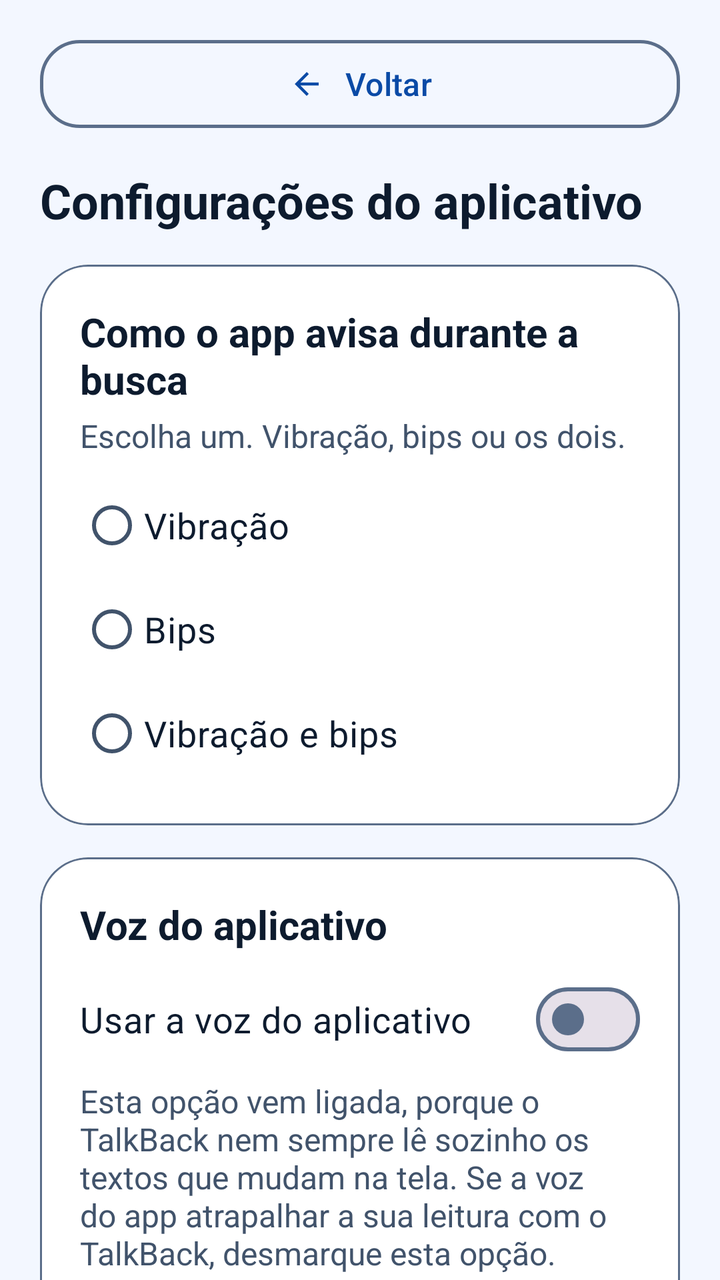
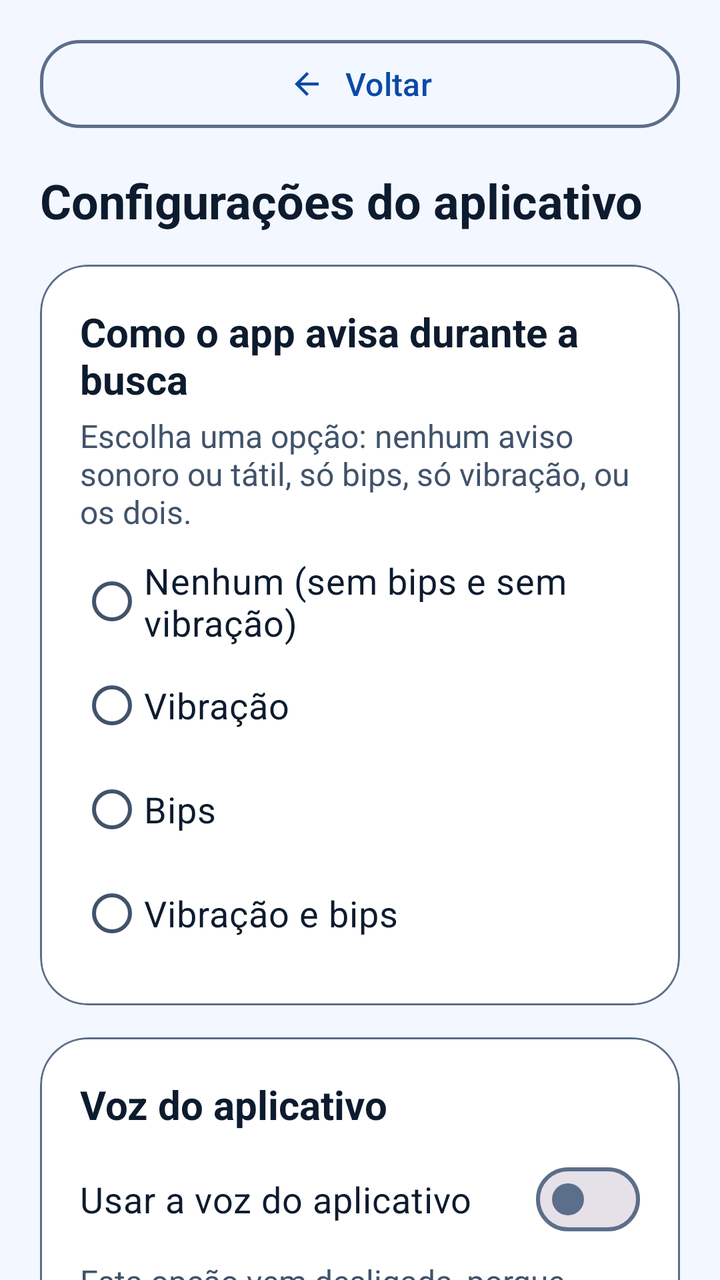

Before-and-after screenshots of an Android layout around one commit, followed by the original layout XML and the change that was made.
<!-- AndroidManifest.xml: application theme Theme.LeitorQR -->
<!-- res/layout/activity_configuracoes.xml -->
<?xml version="1.0" encoding="utf-8"?>
<androidx.core.widget.NestedScrollView xmlns:android="http://schemas.android.com/apk/res/android"
    xmlns:app="http://schemas.android.com/apk/res-auto"
    android:layout_width="match_parent"
    android:layout_height="match_parent"
    android:fillViewport="true"
    android:focusable="false">

    <LinearLayout
        android:layout_width="match_parent"
        android:layout_height="wrap_content"
        android:focusable="false"
        android:orientation="vertical"
        android:paddingStart="20dp"
        android:paddingTop="16dp"
        android:paddingEnd="20dp"
        android:paddingBottom="24dp">

        
        <com.google.android.material.button.MaterialButton
            android:id="@+id/botaoVoltar"
            style="@style/Botao.Contorno"
            android:layout_width="match_parent"
            android:layout_height="wrap_content"
            android:layout_marginBottom="16dp"
            android:text="@string/botao_voltar"
            app:icon="@drawable/ic_voltar" />

        <TextView android:focusable="true"
            android:id="@+id/textoTituloConfiguracoes"
            style="@style/Texto.Titulo"
            android:layout_width="match_parent"
            android:layout_height="wrap_content"
            android:layout_marginBottom="16dp"
            android:text="@string/titulo_configuracoes" />

        
        <com.google.android.material.card.MaterialCardView
            style="@style/Cartao"
            android:layout_width="match_parent"
            android:layout_height="wrap_content"
            android:layout_marginBottom="16dp">

            <LinearLayout
                android:layout_width="match_parent"
                android:layout_height="wrap_content"
                android:focusable="false"
                android:orientation="vertical"
                android:padding="20dp">

                <TextView android:focusable="true"
                    android:id="@+id/tituloFeedback"
                    style="@style/Texto.Titulo"
                    android:layout_width="match_parent"
                    android:layout_height="wrap_content"
                    android:text="@string/config_secao_feedback"
                    android:textSize="20sp" />

                <TextView android:focusable="true"
                    style="@style/Texto.Apoio"
                    android:layout_width="match_parent"
                    android:layout_height="wrap_content"
                    android:layout_marginTop="4dp"
                    android:text="@string/config_feedback_dica" />

                <RadioGroup
                    android:id="@+id/grupoFeedback"
                    android:layout_width="match_parent"
                    android:layout_height="wrap_content"
                    android:layout_marginTop="8dp"
                    android:orientation="vertical">

                    <com.google.android.material.radiobutton.MaterialRadioButton
                        android:id="@+id/radioVibracao"
                        android:layout_width="match_parent"
                        android:layout_height="52dp"
                        android:text="@string/config_feedback_vibracao"
                        android:textColor="@color/texto"
                        android:textSize="18sp" />

                    <com.google.android.material.radiobutton.MaterialRadioButton
                        android:id="@+id/radioBips"
                        android:layout_width="match_parent"
                        android:layout_height="52dp"
                        android:text="@string/config_feedback_bips"
                        android:textColor="@color/texto"
                        android:textSize="18sp" />

                    <com.google.android.material.radiobutton.MaterialRadioButton
                        android:id="@+id/radioAmbos"
                        android:layout_width="match_parent"
                        android:layout_height="52dp"
                        android:text="@string/config_feedback_ambos"
                        android:textColor="@color/texto"
                        android:textSize="18sp" />
                </RadioGroup>
            </LinearLayout>
        </com.google.android.material.card.MaterialCardView>

        
        <com.google.android.material.card.MaterialCardView
            style="@style/Cartao"
            android:layout_width="match_parent"
            android:layout_height="wrap_content"
            android:layout_marginBottom="16dp">

            <LinearLayout
                android:layout_width="match_parent"
                android:layout_height="wrap_content"
                android:focusable="false"
                android:orientation="vertical"
                android:padding="20dp">

                <TextView android:focusable="true"
                    android:id="@+id/tituloVoz"
                    style="@style/Texto.Titulo"
                    android:layout_width="match_parent"
                    android:layout_height="wrap_content"
                    android:text="@string/config_secao_voz"
                    android:textSize="20sp" />

                <com.google.android.material.materialswitch.MaterialSwitch
                    android:id="@+id/switchVoz"
                    android:layout_width="match_parent"
                    android:layout_height="wrap_content"
                    android:layout_marginTop="8dp"
                    android:minHeight="52dp"
                    android:text="@string/config_voz_titulo"
                    android:textColor="@color/texto"
                    android:textSize="18sp" />

                <TextView android:focusable="true"
                    style="@style/Texto.Apoio"
                    android:layout_width="match_parent"
                    android:layout_height="wrap_content"
                    android:layout_marginTop="4dp"
                    android:text="@string/config_voz_explicacao" />

                <TextView android:focusable="true"
                    android:id="@+id/textoTalkback"
                    style="@style/Texto.Corpo"
                    android:layout_width="match_parent"
                    android:layout_height="wrap_content"
                    android:layout_marginTop="12dp"
                    android:textStyle="bold" />

                <TextView android:focusable="true"
                    style="@style/Texto.Corpo"
                    android:layout_width="match_parent"
                    android:layout_height="wrap_content"
                    android:layout_marginTop="12dp"
                    android:text="@string/config_voz_depois_leitura" />
            </LinearLayout>
        </com.google.android.material.card.MaterialCardView>

        
        <com.google.android.material.card.MaterialCardView
            style="@style/Cartao"
            android:layout_width="match_parent"
            android:layout_height="wrap_content"
            android:layout_marginBottom="16dp">

            <LinearLayout
                android:layout_width="match_parent"
                android:layout_height="wrap_content"
                android:focusable="false"
                android:orientation="vertical"
                android:padding="20dp">

                <TextView android:focusable="true"
                    android:id="@+id/tituloPermissoes"
                    style="@style/Texto.Titulo"
                    android:layout_width="match_parent"
                    android:layout_height="wrap_content"
                    android:text="@string/config_secao_permissoes"
                    android:textSize="20sp" />

                <TextView android:focusable="true"
                    style="@style/Texto.Apoio"
                    android:layout_width="match_parent"
                    android:layout_height="wrap_content"
                    android:layout_marginTop="4dp"
                    android:text="@string/config_permissoes_explicacao" />

                <TextView android:focusable="true"
                    android:id="@+id/textoCamera"
                    style="@style/Texto.Corpo"
                    android:layout_width="match_parent"
                    android:layout_height="wrap_content"
                    android:layout_marginTop="12dp"
                    android:textStyle="bold" />

                <com.google.android.material.button.MaterialButton
                    android:id="@+id/botaoCameraPermissao"
                    style="@style/Botao.Principal"
                    android:layout_width="match_parent"
                    android:layout_height="wrap_content"
                    android:layout_marginTop="8dp"
                    app:icon="@drawable/ic_camera" />
            </LinearLayout>
        </com.google.android.material.card.MaterialCardView>

        
        <com.google.android.material.card.MaterialCardView
            style="@style/Cartao"
            android:layout_width="match_parent"
            android:layout_height="wrap_content"
            android:layout_marginBottom="16dp">

            <LinearLayout
                android:layout_width="match_parent"
                android:layout_height="wrap_content"
                android:focusable="false"
                android:orientation="vertical"
                android:padding="20dp">

                <TextView android:focusable="true"
                    android:id="@+id/tituloAjuda"
                    style="@style/Texto.Titulo"
                    android:layout_width="match_parent"
                    android:layout_height="wrap_content"
                    android:text="@string/config_secao_ajuda"
                    android:textSize="20sp" />

                <com.google.android.material.button.MaterialButton
                    android:id="@+id/botaoPolitica"
                    style="@style/Botao.Secundario"
                    android:layout_width="match_parent"
                    android:layout_height="wrap_content"
                    android:layout_marginTop="8dp"
                    android:text="@string/config_botao_politica"
                    app:icon="@drawable/ic_escudo" />

                <com.google.android.material.button.MaterialButton
                    android:id="@+id/botaoFeedback"
                    style="@style/Botao.Principal"
                    android:layout_width="match_parent"
                    android:layout_height="wrap_content"
                    android:layout_marginTop="8dp"
                    android:text="@string/config_botao_feedback"
                    app:icon="@drawable/ic_email" />
            </LinearLayout>
        </com.google.android.material.card.MaterialCardView>
    </LinearLayout>
</androidx.core.widget.NestedScrollView>
<!-- resources referenced by this layout -->
<resources>
  <color name="texto">#0D1B2E</color>
  <string name="botao_voltar">Voltar</string>
  <string name="config_botao_feedback">Enviar feedback por e-mail</string>
  <string name="config_botao_politica">Política de privacidade e termos de uso</string>
  <string name="config_feedback_ambos">Vibração e bips</string>
  <string name="config_feedback_bips">Bips</string>
  <string name="config_feedback_dica">Escolha um. Vibração, bips ou os dois.</string>
  <string name="config_feedback_vibracao">Vibração</string>
  <string name="config_permissoes_explicacao">Se você negou alguma permissão e ela não está funcionando, toque no botão para liberar de novo.</string>
  <string name="config_secao_ajuda">Privacidade e contato</string>
  <string name="config_secao_feedback">Como o app avisa durante a busca</string>
  <string name="config_secao_permissoes">Permissões</string>
  <string name="config_secao_voz">Voz do aplicativo</string>
  <string name="config_voz_depois_leitura">Depois de ler o QR code, se quiser ouvir a tela com o leitor de tela, ligue o TalkBack manualmente nas configurações de acessibilidade do celular. O aplicativo não liga o leitor sozinho.</string>
  <string name="config_voz_explicacao">Esta opção vem ligada, porque o TalkBack nem sempre lê sozinho os textos que mudam na tela. Se a voz do app atrapalhar a sua leitura com o TalkBack, desmarque esta opção.</string>
  <string name="config_voz_titulo">Usar a voz do aplicativo</string>
  <string name="titulo_configuracoes">Configurações do aplicativo</string>
  <style name="Botao.Principal" parent="Widget.Material3.Button">
          <item name="android:minHeight">52dp</item>
          <item name="android:textSize">16sp</item>
          <item name="android:textStyle">bold</item>
          <item name="cornerRadius">20dp</item>
          <item name="iconGravity">textStart</item>
          <item name="iconPadding">10dp</item>
      </style>
  <style name="Botao.Secundario" parent="Widget.Material3.Button.TonalButton">
          <item name="android:minHeight">52dp</item>
          <item name="android:textSize">16sp</item>
          <item name="cornerRadius">20dp</item>
          <item name="iconGravity">textStart</item>
          <item name="iconPadding">10dp</item>
      </style>
  <style name="Cartao" parent="Widget.Material3.CardView.Filled">
          <item name="cardBackgroundColor">@color/superficie</item>
          <item name="cardCornerRadius">24dp</item>
          <item name="cardElevation">0dp</item>
          <item name="strokeColor">@color/contorno</item>
          <item name="strokeWidth">1dp</item>
      </style>
  <style name="Texto.Apoio" parent="">
          <item name="android:textColor">@color/texto_secundario</item>
          <item name="android:textSize">16sp</item>
      </style>
  <style name="Texto.Corpo" parent="">
          <item name="android:textColor">@color/texto</item>
          <item name="android:textSize">18sp</item>
          <item name="android:lineSpacingExtra">4dp</item>
      </style>
  <style name="Texto.Titulo" parent="">
          <item name="android:textColor">@color/texto</item>
          <item name="android:textSize">24sp</item>
          <item name="android:textStyle">bold</item>
      </style>
  <color name="contorno">#5B6E8A</color>
  <color name="superficie">#FFFFFF</color>
  <color name="texto_secundario">#41536B</color>
  <color name="azul_principal">#0A4AA6</color>
  <color name="sobre_azul_principal">#FFFFFF</color>
  <color name="azul_container">#DCE8FF</color>
  <color name="sobre_azul_container">#0B2F66</color>
  <color name="erro">#B3261E</color>
  <color name="sobre_erro">#FFFFFF</color>
  <color name="fundo">#F3F7FF</color>
  <style name="Forma.Arredondada" parent="">
          <item name="cornerFamily">rounded</item>
          <item name="cornerSize">20dp</item>
      </style>
  <!-- unchanged entries left out for length: 6 -->
</resources>

<!-- the commit's change to res/layout/activity_configuracoes.xml (unified diff, before → after) -->
@@ -71,6 +71,14 @@
                     android:orientation="vertical">
 
                     <com.google.android.material.radiobutton.MaterialRadioButton
+                        android:id="@+id/radioNenhum"
+                        android:layout_width="match_parent"
+                        android:layout_height="52dp"
+                        android:text="@string/config_feedback_nenhum"
+                        android:textColor="@color/texto"
+                        android:textSize="18sp" />
+
+                    <com.google.android.material.radiobutton.MaterialRadioButton
                         android:id="@+id/radioVibracao"
                         android:layout_width="match_parent"
                         android:layout_height="52dp"
<!-- resource entries referenced after the edit -->
@@ -6,7 +6,8 @@
   <string name="config_botao_politica">Política de privacidade e termos de uso</string>
   <string name="config_feedback_ambos">Vibração e bips</string>
   <string name="config_feedback_bips">Bips</string>
-  <string name="config_feedback_dica">Escolha um. Vibração, bips ou os dois.</string>
+  <string name="config_feedback_dica">Escolha uma opção: nenhum aviso sonoro ou tátil, só bips, só vibração, ou os dois.</string>
+  <string name="config_feedback_nenhum">Nenhum (sem bips e sem vibração)</string>
   <string name="config_feedback_vibracao">Vibração</string>
   <string name="config_permissoes_explicacao">Se você negou alguma permissão e ela não está funcionando, toque no botão para liberar de novo.</string>
   <string name="config_secao_ajuda">Privacidade e contato</string>
@@ -14,7 +15,7 @@
   <string name="config_secao_permissoes">Permissões</string>
   <string name="config_secao_voz">Voz do aplicativo</string>
   <string name="config_voz_depois_leitura">Depois de ler o QR code, se quiser ouvir a tela com o leitor de tela, ligue o TalkBack manualmente nas configurações de acessibilidade do celular. O aplicativo não liga o leitor sozinho.</string>
-  <string name="config_voz_explicacao">Esta opção vem ligada, porque o TalkBack nem sempre lê sozinho os textos que mudam na tela. Se a voz do app atrapalhar a sua leitura com o TalkBack, desmarque esta opção.</string>
+  <string name="config_voz_explicacao">Esta opção vem desligada, porque o TalkBack já lê os avisos da busca. Se quiser ouvir também a voz do aplicativo, ligue esta opção. Para evitar falas sobrepostas, use uma das duas, não as duas ao mesmo tempo.</string>
   <string name="config_voz_titulo">Usar a voz do aplicativo</string>
   <string name="titulo_configuracoes">Configurações do aplicativo</string>
   <style name="Botao.Principal" parent="Widget.Material3.Button">
